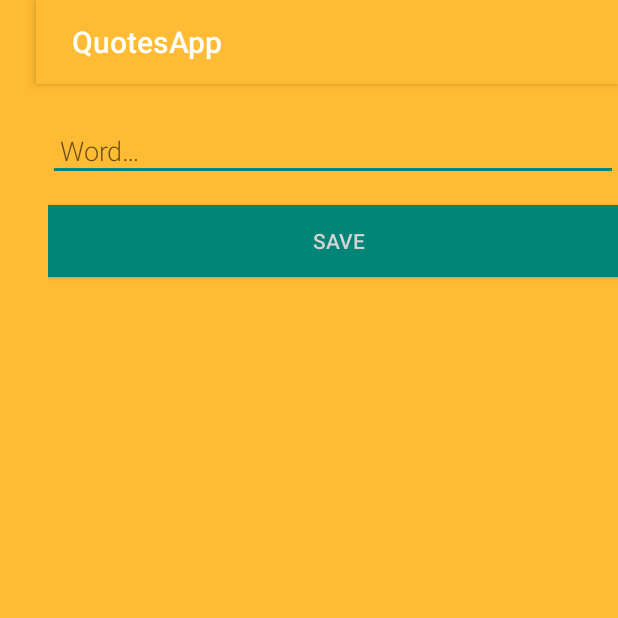
After one commit to tomo105/QuotesApp, an Android app: the NewQuoteActivity screen opened directly, with no data from a screen before it, on a phone screen of 412 x 824 dp, the top half of it. The commit adds this screen. Run offline under Robolectric (Android 15) with nearby library versions, the phone set to English and light mode, and no system bars.

Commit message:
add conection with database with Room, not with fake database, use MVVM, try to learn how it deeply works, figth with livedata and want to save in to database live from respons from  user

```diff
--- a/app/src/main/AndroidManifest.xml
+++ b/app/src/main/AndroidManifest.xml
@@ -8,7 +8,8 @@
         android:label="@string/app_name"
         android:roundIcon="@mipmap/ic_launcher_round"
         android:supportsRtl="true"
-        android:theme="@style/AppTheme">
+        android:theme="@style/word_title">
+        <activity android:name=".ui.quotes.NewQuoteActivity"></activity>
         <activity android:name=".ui.quotes.QuotesActivity">
             <intent-filter>
                 <action android:name="android.intent.action.MAIN" />
--- /dev/null
+++ b/app/src/main/java/com/example/quotesapp/ui/quotes/NewQuoteActivity.kt
@@ -0,0 +1,36 @@
+package com.example.quotesapp.ui.quotes
+
+import android.app.Activity
+import android.content.Intent
+import androidx.appcompat.app.AppCompatActivity
+import android.os.Bundle
+import android.text.TextUtils
+import android.widget.Button
+import android.widget.EditText
+import com.example.quotesapp.R
+
+class NewQuoteActivity : AppCompatActivity() {
+    private lateinit var editQuoteView: EditText
+
+    override fun onCreate(savedInstanceState: Bundle?) {
+        super.onCreate(savedInstanceState)
+        setContentView(R.layout.activity_new_quote)
+        editQuoteView = findViewById(R.id.edit_quote)
+
+        val button = findViewById<Button>(R.id.button_save)
+        button.setOnClickListener {
+            val replyIntent = Intent()
+            if(TextUtils.isEmpty(editQuoteView.text)) {
+                setResult(Activity.RESULT_CANCELED, replyIntent)
+            }
+            else{
+                val quote = editQuoteView.text.toString()
+                replyIntent.putExtra(EXTRA_REPLY,quote)
+                setResult(Activity.RESULT_OK,replyIntent)
+            }
+        }
+    }
+    companion object {
+        const val EXTRA_REPLY = "com.example.quotelistsql.REPLY"
+    }
+}
--- /dev/null
+++ b/app/src/main/res/layout/activity_new_quote.xml
@@ -0,0 +1,27 @@
+<?xml version="1.0" encoding="utf-8"?>
+
+<LinearLayout xmlns:android="http://schemas.android.com/apk/res/android"
+    android:orientation="vertical" android:layout_width="match_parent"
+    android:layout_height="match_parent">
+
+    <EditText
+        android:id="@+id/edit_quote"
+        android:layout_width="match_parent"
+        android:layout_height="wrap_content"
+        android:fontFamily="sans-serif-light"
+        android:hint="@string/hint_word"
+        android:inputType="textAutoComplete"
+        android:padding="@dimen/small_padding"
+        android:layout_marginBottom="@dimen/big_padding"
+        android:layout_marginTop="@dimen/big_padding"
+        android:textSize="18sp" />
+
+    <Button
+        android:id="@+id/button_save"
+        android:layout_width="match_parent"
+        android:layout_height="wrap_content"
+        android:background="@color/colorPrimary"
+        android:text="@string/button_save"
+        android:textColor="@color/buttonLabel" />
+
+</LinearLayout>
--- a/app/src/main/res/values/colors.xml
+++ b/app/src/main/res/values/colors.xml
@@ -3,4 +3,5 @@
     <color name="colorPrimary">#008577</color>
     <color name="colorPrimaryDark">#00574B</color>
     <color name="colorAccent">#D81B60</color>
+    <color name="buttonLabel">#d3d3d3</color>
 </resources>
--- /dev/null
+++ b/app/src/main/res/values/dimens.xml
@@ -0,0 +1,5 @@
+<?xml version="1.0" encoding="utf-8"?>
+<resources>
+    <dimen name="small_padding">8dp</dimen>
+    <dimen name="big_padding">16dp</dimen>
+</resources>
--- a/app/src/main/res/values/strings.xml
+++ b/app/src/main/res/values/strings.xml
@@ -1,3 +1,6 @@
 <resources>
     <string name="app_name">QuotesApp</string>
+    <string name="hint_word">Word…</string>
+    <string name="button_save">Save</string>
+    <string name="empty_not_saved">Word not saved because it is empty.</string>
 </resources>
--- a/app/src/main/res/values/styles.xml
+++ b/app/src/main/res/values/styles.xml
@@ -1,11 +1,19 @@
 <resources>
 
-    <!-- Base application theme. -->
-    <style name="AppTheme" parent="Theme.AppCompat.Light.DarkActionBar">
-        <!-- Customize your theme here. -->
-        <item name="colorPrimary">@color/colorPrimary</item>
-        <item name="colorPrimaryDark">@color/colorPrimaryDark</item>
-        <item name="colorAccent">@color/colorAccent</item>
+    <!--    &lt;!&ndash; Base application theme. &ndash;&gt;-->
+    <!--    <style name="AppTheme" parent="Theme.AppCompat.Light.DarkActionBar">-->
+    <!--        &lt;!&ndash; Customize your theme here. &ndash;&gt;-->
+    <!--        <item name="colorPrimary">@color/colorPrimary</item>-->
+    <!--        <item name="colorPrimaryDark">@color/colorPrimaryDark</item>-->
+    <!--        <item name="colorAccent">@color/colorAccent</item>-->
+    <!--    </style>-->
+    <!-- The default font for RecyclerView items is too small.
+    The margin is a simple delimiter between the words. -->
+    <style name="word_title" parent="Theme.AppCompat.Light.DarkActionBar">
+        <item name="android:layout_width">match_parent</item>
+        <item name="android:layout_marginBottom">8dp</item>
+        <item name="android:paddingLeft">8dp</item>
+        <item name="android:background">@android:color/holo_orange_light</item>
+        <item name="android:textAppearance">@android:style/TextAppearance.Large</item>
     </style>
-
 </resources>
--- a/build.gradle
+++ b/build.gradle
@@ -8,7 +8,7 @@ buildscript {
 
     }
     dependencies {
-        classpath 'com.android.tools.build:gradle:3.5.1'
+        classpath 'com.android.tools.build:gradle:3.5.2'
         classpath "org.jetbrains.kotlin:kotlin-gradle-plugin:$kotlin_version"
         // NOTE: Do not place your application dependencies here; they belong
         // in the individual module build.gradle files
```
Also changed, not shown: app/build.gradle (+16 -1 lines), app/src/main/java/com/example/quotesapp/db/QuoteDb.kt (added, +16 -0 lines), app/src/main/java/com/example/quotesapp/db/QuoteDbDao.kt (added, +29 -0 lines), app/src/main/java/com/example/quotesapp/db/QuoteDbRepository.kt (added, +11 -0 lines), app/src/main/java/com/example/quotesapp/db/QuoteDbRoomDatabase.kt (added, +71 -0 lines), app/src/main/java/com/example/quotesapp/ui/quotes/QuotesActivity.kt (+29 -20 lines), app/src/main/java/com/example/quotesapp/ui/quotes/QuotesDbViewModel.kt (added, +36 -0 lines), app/src/main/java/com/example/quotesapp/ui/quotes/QuotesListAdapter.kt (added, +43 -0 lines), app/src/main/res/drawable/ic_add_black_24dp.xml (added, +9 -0 lines), app/src/main/res/layout/activity_quotes.xml (+18 -71 lines), app/src/main/res/layout/recyclerview_item.xml (added, +13 -0 lines).
